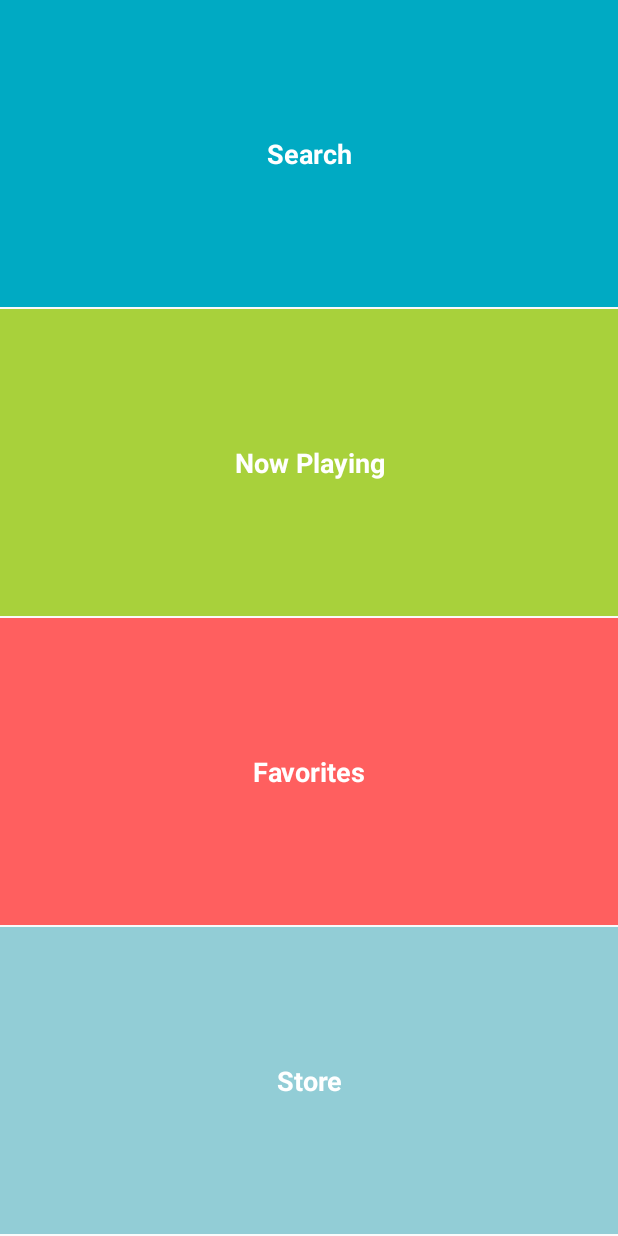
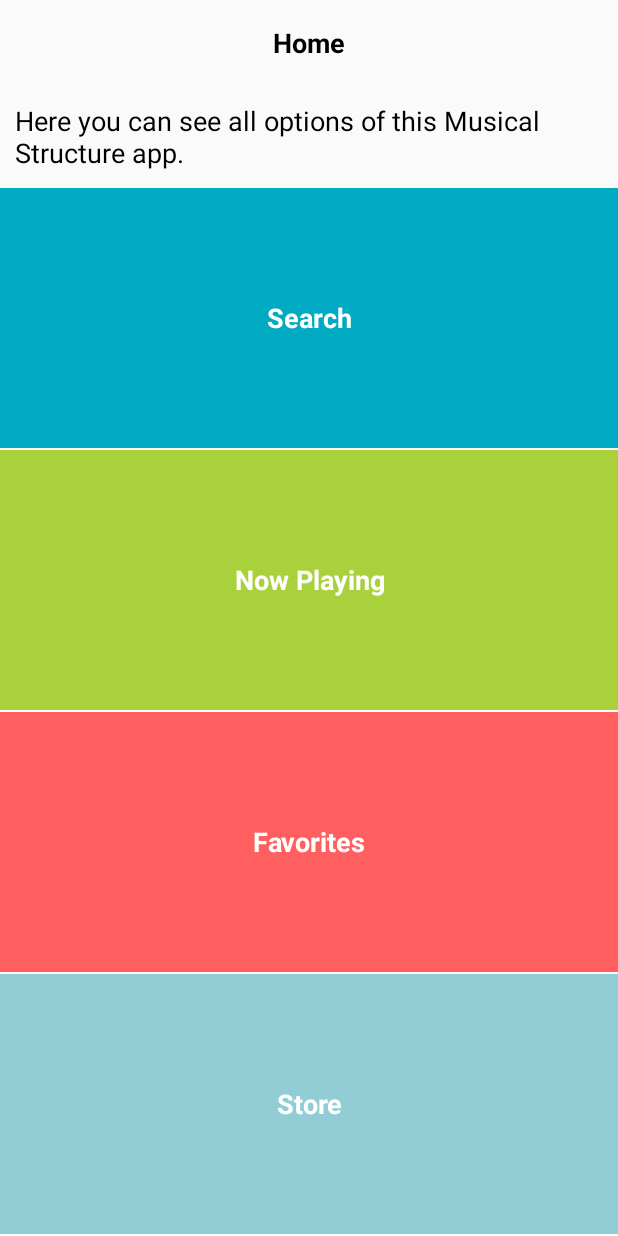
Before and after one commit to graffiti75/MusicalStructureSimpler, an Android app: the screen it shows after launch (MainActivity), on a phone screen of 412 x 824 dp. Run offline under Robolectric (Android 15) with nearby library versions, the phone set to English and light mode, and no system bars.

Commit message:
App updated according to Udacity Reviewer observations.

```diff
--- a/app/src/main/res/layout/activity_main.xml
+++ b/app/src/main/res/layout/activity_main.xml
@@ -3,6 +3,28 @@
     android:layout_width="match_parent"
     android:layout_height="match_parent"
     android:orientation="vertical">
+
+    <LinearLayout
+        android:layout_width="match_parent"
+        android:layout_height="wrap_content"
+        android:gravity="center"
+        android:orientation="vertical">
+
+        <TextView
+            style="@style/ActivityTitleStyle"
+            android:layout_width="match_parent"
+            android:layout_height="wrap_content"
+            android:textColor="@color/black"
+            android:text="@string/activity_home" />
+
+        <TextView
+            style="@style/ActivityDescriptionStyle"
+            android:layout_width="match_parent"
+            android:textColor="@color/black"
+            android:padding="10dp"
+            android:layout_height="wrap_content"
+            android:text="@string/activity_home_description" />
+    </LinearLayout>
 
     <TextView
         android:id="@+id/search"
--- a/app/src/main/res/values/strings.xml
+++ b/app/src/main/res/values/strings.xml
@@ -8,6 +8,8 @@
     <string name="activity_favorites">Favorites</string>
     <string name="activity_store">Store</string>
 
+    <string name="activity_home_description">Here you can see all options of this Musical Structure app.</string>
+
     <string name="activity_search_description">Here you can search for songs or artists. If you find a song/artist you can click on details to see more information or you can listen to the song.</string>
     <string name="activity_now_playing_description">Here you can see the song playing now. You can here add it to your favorites or you can buy it immediately the song. I would use the MediaPlayer class to implement the music playing functionality.</string>
     <string name="activity_favorites_description">Here you can see the list of the songs that you liked and saved.</string>
```
Also changed, not shown: 1189 other files.
